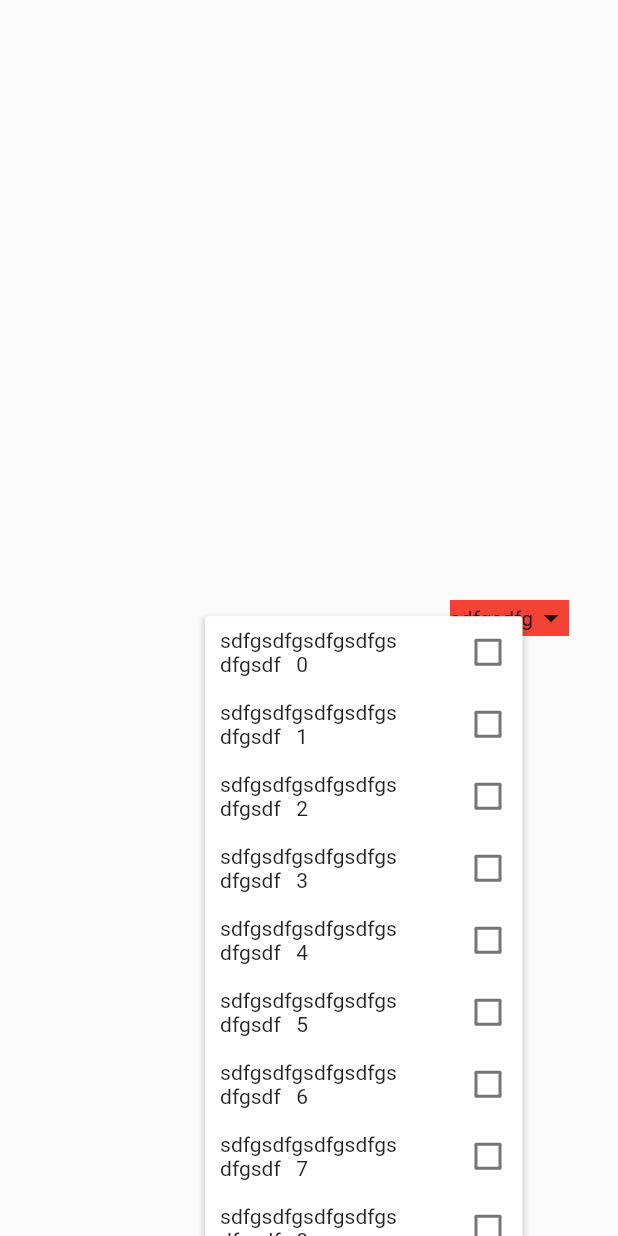
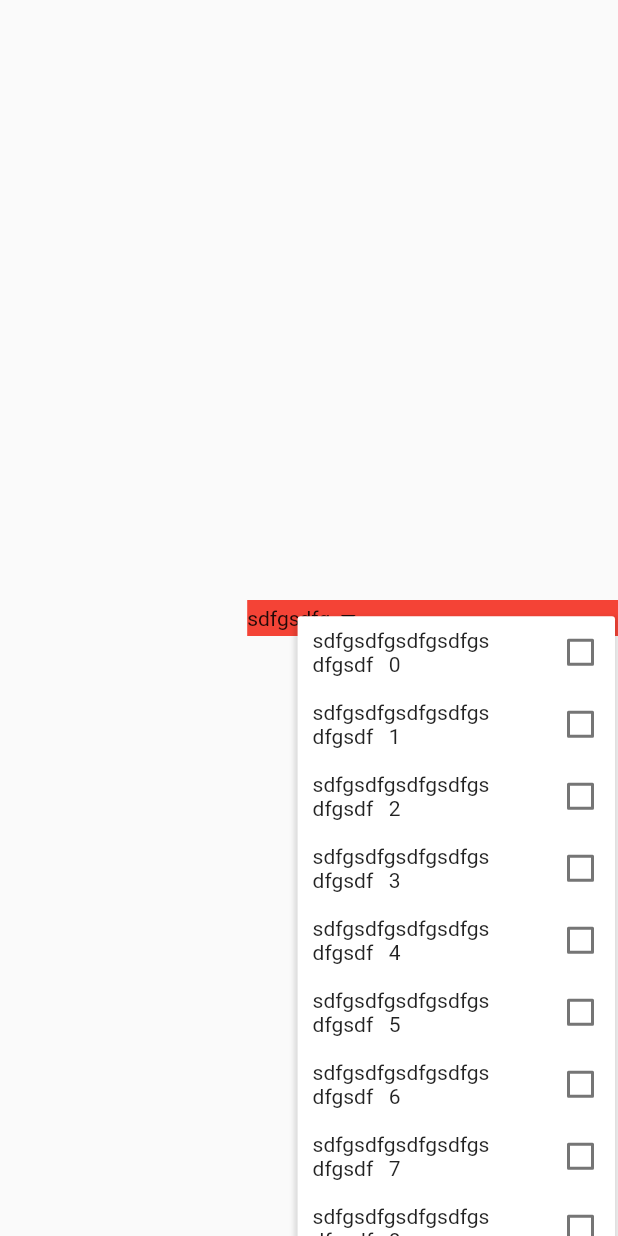
Before and after one commit to Eddie66six/g2x_popup_menu_multiselect, a Flutter app: the screen it shows after launch, after a tap on "sdfgsdfg", on a phone screen of 412 x 824 dp. Run offline on Flutter 3.47's test engine with Material 2 defaults, Android fonts, the phone set to English and light mode, and no system bars.

Commit message:
agora vai

```diff
--- a/example/lib/main.dart
+++ b/example/lib/main.dart
@@ -29,9 +29,10 @@ class MyHomePage extends StatelessWidget {
     return Scaffold(
        body: Center(
          child: Row(
+           mainAxisAlignment: MainAxisAlignment.end,
            children: [
-             SizedBox(width: 300,),
              Container(
+               width: MediaQuery.of(context).size.width * 0.6,
                color: Colors.red,
                child: G2xPopupMenuMultiSelect(
                  onSelected: (_){},
--- a/lib/g2x_popup_menu_multiselect.dart
+++ b/lib/g2x_popup_menu_multiselect.dart
@@ -144,9 +144,11 @@ class __G2xPopupMenuMultiSelectContainerState extends State<_G2xPopupMenuMultiSe
     }
 
     var left = widget.parentOffset.dx + widget.parentSize.width/2;
+    print(widget.parentOffset.dx + widget.parentSize.width);
+    print(MediaQuery.of(context).size.width/2);
     if(widget.parentOffset.dx + widget.parentSize.width >
       MediaQuery.of(context).size.width/2){
-        left = widget.parentOffset.dx - widthLargerText - widget.parentSize.width/2;
+        left = widget.parentOffset.dx + widget.parentSize.width - widthLargerText - 90;
       }
 
     return GestureDetector(
```
